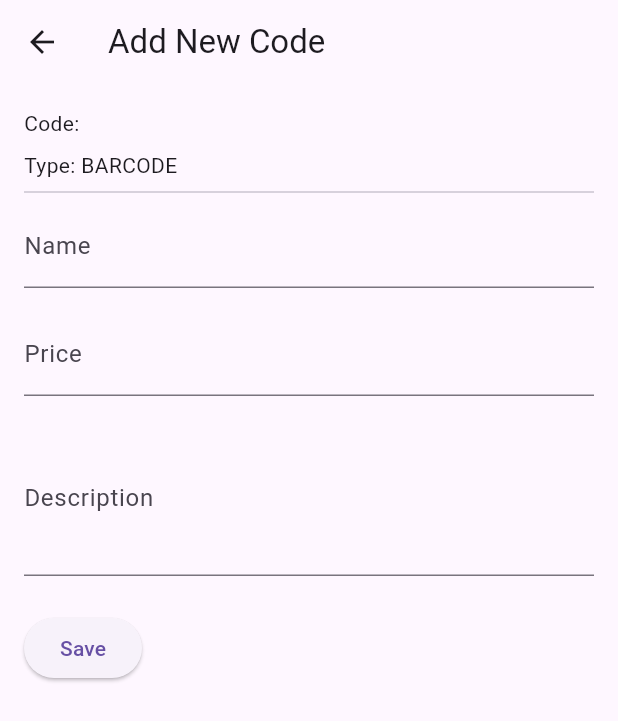
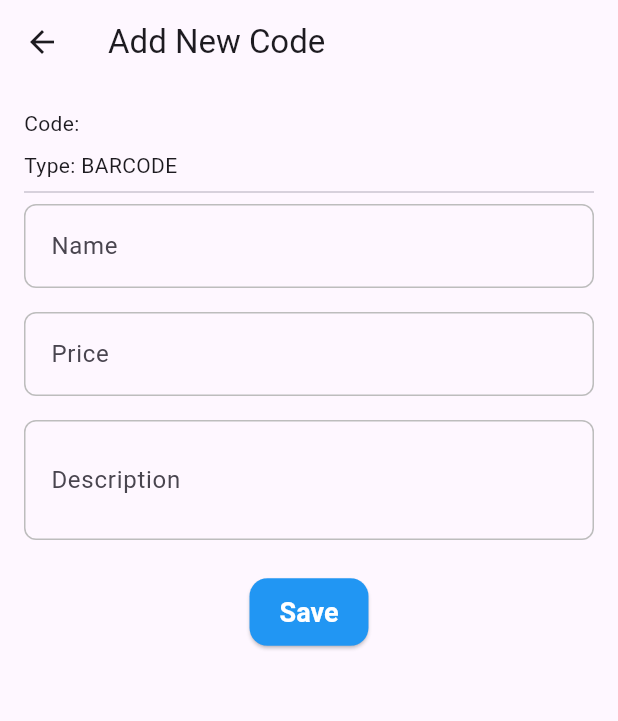
Before and after one commit to harlemchu/tanza_store, a Flutter app: the AddEditScreen screen opened directly, on a phone screen of 412 x 824 dp. Shown: the top 721 px of the screen. Run offline on Flutter 3.47's test engine with Material 3 defaults, Android fonts, the light colour scheme and no system bars; our stand-ins replace sqflite; missing offline and left inert: mobile_scanner; accounts and stored records are empty.

Commit message:
feat: Enhance Add Edit Screen ui

```diff
--- a/lib/views/add_edit_screen.dart
+++ b/lib/views/add_edit_screen.dart
@@ -115,6 +115,7 @@ class _AddEditScreenState extends State<AddEditScreen> {
         padding: const EdgeInsets.all(16),
         child: Form(
           key: _formKey,
+          child: Container(
             child: Column(
               crossAxisAlignment: CrossAxisAlignment.start,
               children: [
@@ -126,9 +127,24 @@ class _AddEditScreenState extends State<AddEditScreen> {
                 ],
                 TextFormField(
                   controller: _nameController,
-                decoration: const InputDecoration(
+                  decoration: InputDecoration(
                     labelText: 'Name',
                     hintText: 'e.g., Product Name',
+                    border: OutlineInputBorder(
+                      borderRadius: BorderRadius.circular(8),
+                      borderSide: BorderSide(color: Colors.grey.shade400),
+                    ),
+                    focusedBorder: OutlineInputBorder(
+                      borderRadius: BorderRadius.circular(8),
+                      borderSide:
+                          BorderSide(color: Colors.blue.shade700, width: 2),
+                    ),
+                    enabledBorder: OutlineInputBorder(
+                      borderRadius: BorderRadius.circular(8),
+                      borderSide: BorderSide(color: Colors.grey.shade400),
+                    ),
+                    contentPadding: const EdgeInsets.symmetric(
+                        horizontal: 14, vertical: 16),
                   ),
                   validator: (val) =>
                       val == null || val.isEmpty ? 'Enter a name' : null,
@@ -136,10 +152,25 @@ class _AddEditScreenState extends State<AddEditScreen> {
                 const SizedBox(height: 16),
                 TextFormField(
                   controller: _priceController,
-                decoration: const InputDecoration(
+                  decoration: InputDecoration(
                     labelText: 'Price',
                     hintText: 'e.g., 19.99',
                     prefixText: '\₱ ',
+                    border: OutlineInputBorder(
+                      borderRadius: BorderRadius.circular(8),
+                      borderSide: BorderSide(color: Colors.grey.shade400),
+                    ),
+                    focusedBorder: OutlineInputBorder(
+                      borderRadius: BorderRadius.circular(8),
+                      borderSide:
+                          BorderSide(color: Colors.blue.shade700, width: 2),
+                    ),
+                    enabledBorder: OutlineInputBorder(
+                      borderRadius: BorderRadius.circular(8),
+                      borderSide: BorderSide(color: Colors.grey.shade400),
+                    ),
+                    contentPadding: const EdgeInsets.symmetric(
+                        horizontal: 14, vertical: 16),
                   ),
                   keyboardType:
                       const TextInputType.numberWithOptions(decimal: true),
@@ -154,18 +185,47 @@ class _AddEditScreenState extends State<AddEditScreen> {
                 const SizedBox(height: 16),
                 TextFormField(
                   controller: _descController,
-                decoration: const InputDecoration(
+                  decoration: InputDecoration(
                     labelText: 'Description',
                     hintText: 'Additional info',
+                    border: OutlineInputBorder(
+                      borderRadius: BorderRadius.circular(8),
+                      borderSide: BorderSide(color: Colors.grey.shade400),
                     ),
-                maxLines: 3,
+                    focusedBorder: OutlineInputBorder(
+                      borderRadius: BorderRadius.circular(8),
+                      borderSide:
+                          BorderSide(color: Colors.blue.shade700, width: 2),
+                    ),
+                    enabledBorder: OutlineInputBorder(
+                      borderRadius: BorderRadius.circular(8),
+                      borderSide: BorderSide(color: Colors.grey.shade400),
+                    ),
+                    contentPadding: const EdgeInsets.symmetric(
+                        horizontal: 14, vertical: 16),
+                  ),
+                  maxLines: 2,
                 ),
                 const SizedBox(height: 24),
-              ElevatedButton(
+                Center(
+                  child: ElevatedButton(
                     onPressed: _save,
+                    style: ElevatedButton.styleFrom(
+                      backgroundColor: Colors.blue, // button background
+                      foregroundColor: Colors.white, // text/icon color
+                      padding: const EdgeInsets.symmetric(
+                          horizontal: 20, vertical: 12),
+                      textStyle: const TextStyle(
+                          fontSize: 18, fontWeight: FontWeight.bold),
+                      shape: RoundedRectangleBorder(
+                        borderRadius: BorderRadius.circular(12),
+                      ),
+                    ),
                     child: Text(widget.isEditing ? 'Update' : 'Save'),
                   ),
+                )
               ],
+            ),
           ),
         ),
       ),
--- a/lib/views/details_screen.dart
+++ b/lib/views/details_screen.dart
@@ -83,27 +83,6 @@ class _DetailsScreenState extends State<DetailsScreen> {
         child: Column(
           crossAxisAlignment: CrossAxisAlignment.start,
           children: [
-            // Center(
-            //   child: Container(
-            //     width: 200,
-            //     height: 200,
-            //     decoration: BoxDecoration(
-            //       border: Border.all(
-            //         color: Colors.blue,
-            //         width: 1,
-            //       ),
-            //       borderRadius: BorderRadius.circular(12),
-            //     ),
-            //     child: Image.asset(
-            //       'assets/images/my_image.png',
-            //       width: 500,
-            //       height: 500,
-            //       fit: BoxFit.cover,
-            //       errorBuilder: (context, error, stackTrace) =>
-            //           const Icon(Icons.error),
-            //     ),
-            //   ),
-            // ),
             const Divider(),
             ListTile(
               leading: Container(
@@ -113,7 +92,7 @@ class _DetailsScreenState extends State<DetailsScreen> {
                   border: Border.all(color: Colors.blue, width: 1),
                 ),
                 child: Image.asset(
-                  'assets/images/my_image.png',
+                  'assets/' + _item.name + '.png',
                   fit: BoxFit.cover,
                   errorBuilder: (context, error, stackTrace) =>
                       const Icon(Icons.image_not_supported),
```
Lines whose indentation alone changed are shown as unchanged.
